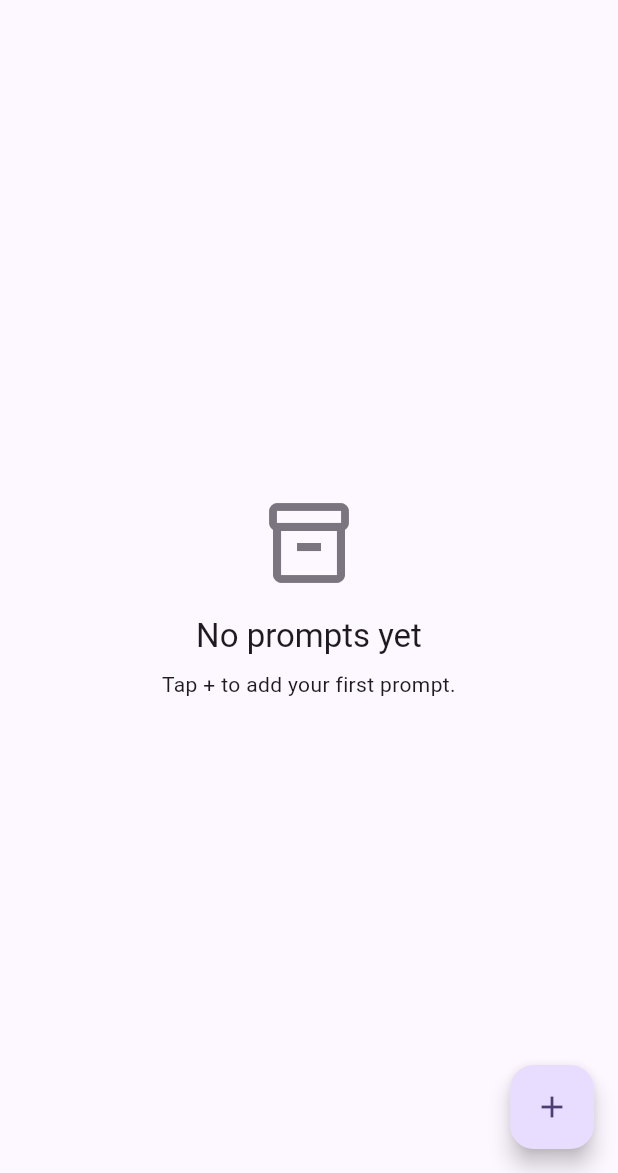
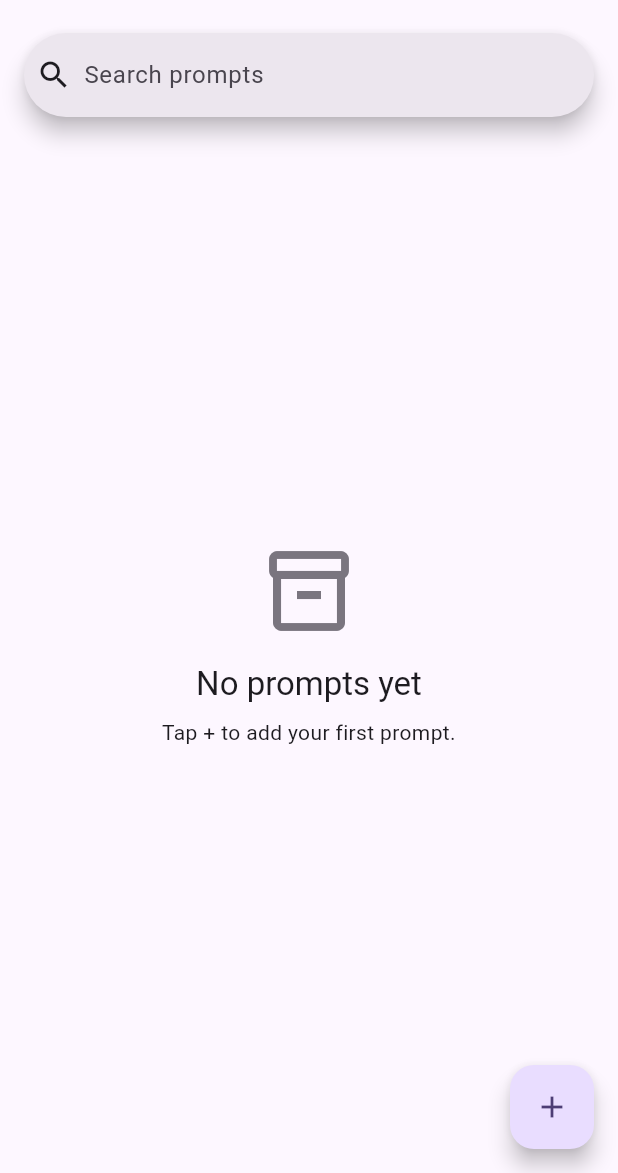
Before and after one commit to aarunbhardwaj/prompt-vault, a Flutter app: the screen it shows after launch, on a phone screen of 412 x 824 dp, the part 63-1236 px from its top. Run offline on Flutter 3.47's test engine with Material 3 defaults, Android fonts, the phone set to English and light mode, and no system bars; our stand-ins replace flutter_riverpod, freezed_annotation, go_router, sqflite; accounts and stored records are empty.

Commit message:
E2-T2: debounced library search with clear and no-results state
300ms debounce, libraryVisiblePromptsProvider, SearchBar with clear action.

Co-authored-by: Cursor <cursoragent@cursor.com>

```diff
--- a/lib/features/prompts/data/prompt_providers.dart
+++ b/lib/features/prompts/data/prompt_providers.dart
@@ -60,3 +60,15 @@ class PromptListNotifier extends AsyncNotifier<List<Prompt>> {
 
   Future<List<Prompt>> search(String query) => _repository.search(query);
 }
+
+/// Current library search text (debounced in UI before update).
+final librarySearchQueryProvider = StateProvider<String>((ref) => '');
+
+/// Prompts shown in the library (full list or search results).
+final libraryVisiblePromptsProvider = FutureProvider<List<Prompt>>((ref) async {
+  final query = ref.watch(librarySearchQueryProvider).trim();
+  if (query.isEmpty) {
+    return ref.watch(promptListProvider.future);
+  }
+  return ref.read(promptListProvider.notifier).search(query);
+});
--- a/lib/features/prompts/presentation/library_screen.dart
+++ b/lib/features/prompts/presentation/library_screen.dart
@@ -1,21 +1,126 @@
+import 'dart:async';
+
 import 'package:flutter/material.dart';
 import 'package:flutter_riverpod/flutter_riverpod.dart';
 import 'package:go_router/go_router.dart';
 import 'package:prompt_vault/features/prompts/data/prompt_providers.dart';
 import 'package:prompt_vault/features/prompts/presentation/prompt_card.dart';
 
-class LibraryScreen extends ConsumerWidget {
+class LibraryScreen extends ConsumerStatefulWidget {
   const LibraryScreen({super.key});
 
   @override
-  Widget build(BuildContext context, WidgetRef ref) {
-    final promptsAsync = ref.watch(promptListProvider);
+  ConsumerState<LibraryScreen> createState() => _LibraryScreenState();
+}
+
+class _LibraryScreenState extends ConsumerState<LibraryScreen> {
+  static const _debounceMs = 300;
+
+  final _searchController = TextEditingController();
+  Timer? _debounce;
+
+  @override
+  void dispose() {
+    _debounce?.cancel();
+    _searchController.dispose();
+    super.dispose();
+  }
+
+  void _onSearchChanged(String value) {
+    _debounce?.cancel();
+    _debounce = Timer(const Duration(milliseconds: _debounceMs), () {
+      ref.read(librarySearchQueryProvider.notifier).state = value;
+    });
+  }
+
+  void _clearSearch() {
+    _debounce?.cancel();
+    _searchController.clear();
+    ref.read(librarySearchQueryProvider.notifier).state = '';
+  }
+
+  @override
+  Widget build(BuildContext context) {
+    final allAsync = ref.watch(promptListProvider);
+    final visibleAsync = ref.watch(libraryVisiblePromptsProvider);
+    final searchQuery = ref.watch(librarySearchQueryProvider);
 
     return Scaffold(
       appBar: AppBar(title: const Text('PromptVault')),
-      body: promptsAsync.when(
+      body: Column(
+        children: [
+          Padding(
+            padding: const EdgeInsets.fromLTRB(16, 8, 16, 0),
+            child: SearchBar(
+              controller: _searchController,
+              hintText: 'Search prompts',
+              leading: const Icon(Icons.search),
+              trailing: [
+                if (_searchController.text.isNotEmpty)
+                  IconButton(
+                    icon: const Icon(Icons.clear),
+                    onPressed: _clearSearch,
+                  ),
+              ],
+              onChanged: (value) {
+                setState(() {});
+                _onSearchChanged(value);
+              },
+            ),
+          ),
+          Expanded(
+            child: visibleAsync.when(
               data: (prompts) {
+                final libraryEmpty = allAsync.maybeWhen(
+                  data: (all) => all.isEmpty && searchQuery.isEmpty,
+                  orElse: () => false,
+                );
+
+                if (libraryEmpty) {
+                  return _LibraryEmptyState();
+                }
+
+                if (prompts.isEmpty && searchQuery.trim().isNotEmpty) {
+                  return _NoSearchResultsState(query: searchQuery.trim());
+                }
+
                 if (prompts.isEmpty) {
+                  return _LibraryEmptyState();
+                }
+
+                return ListView.separated(
+                  padding: const EdgeInsets.all(16),
+                  itemCount: prompts.length,
+                  separatorBuilder: (context, index) =>
+                      const SizedBox(height: 8),
+                  itemBuilder: (context, index) {
+                    final prompt = prompts[index];
+                    return PromptCard(
+                      prompt: prompt,
+                      onTap: () => context.go('/prompt/${prompt.id}/run'),
+                      onEdit: () => context.go('/prompt/${prompt.id}/edit'),
+                    );
+                  },
+                );
+              },
+              loading: () => const Center(child: CircularProgressIndicator()),
+              error: (error, _) => Center(child: Text('Error: $error')),
+            ),
+          ),
+        ],
+      ),
+      floatingActionButton: FloatingActionButton(
+        onPressed: () => context.go('/prompt/new'),
+        tooltip: 'Add prompt',
+        child: const Icon(Icons.add),
+      ),
+    );
+  }
+}
+
+class _LibraryEmptyState extends StatelessWidget {
+  @override
+  Widget build(BuildContext context) {
     return Center(
       child: Padding(
         padding: const EdgeInsets.all(24),
@@ -43,28 +148,36 @@ class LibraryScreen extends ConsumerWidget {
       ),
     );
   }
+}
 
-          return ListView.separated(
-            padding: const EdgeInsets.all(16),
-            itemCount: prompts.length,
-            separatorBuilder: (context, index) => const SizedBox(height: 8),
-            itemBuilder: (context, index) {
-              final prompt = prompts[index];
-              return PromptCard(
-                prompt: prompt,
-                onTap: () => context.go('/prompt/${prompt.id}/run'),
-                onEdit: () => context.go('/prompt/${prompt.id}/edit'),
-              );
-            },
-          );
-        },
-        loading: () => const Center(child: CircularProgressIndicator()),
-        error: (error, _) => Center(child: Text('Error: $error')),
+class _NoSearchResultsState extends StatelessWidget {
+  const _NoSearchResultsState({required this.query});
+
+  final String query;
+
+  @override
+  Widget build(BuildContext context) {
+    return Center(
+      child: Padding(
+        padding: const EdgeInsets.all(24),
+        child: Column(
+          mainAxisAlignment: MainAxisAlignment.center,
+          children: [
+            Icon(
+              Icons.search_off,
+              size: 56,
+              color: Theme.of(context).colorScheme.outline,
             ),
-      floatingActionButton: FloatingActionButton(
-        onPressed: () => context.go('/prompt/new'),
-        tooltip: 'Add prompt',
-        child: const Icon(Icons.add),
+            const SizedBox(height: 16),
+            Text('No results', style: Theme.of(context).textTheme.titleLarge),
+            const SizedBox(height: 8),
+            Text(
+              'Nothing matched "$query".',
+              textAlign: TextAlign.center,
+              style: Theme.of(context).textTheme.bodyMedium,
+            ),
+          ],
+        ),
       ),
     );
   }
```
Also changed, not shown: .cursor/sprint-state.json, 2 other files. Lines whose indentation alone changed are shown as unchanged.
